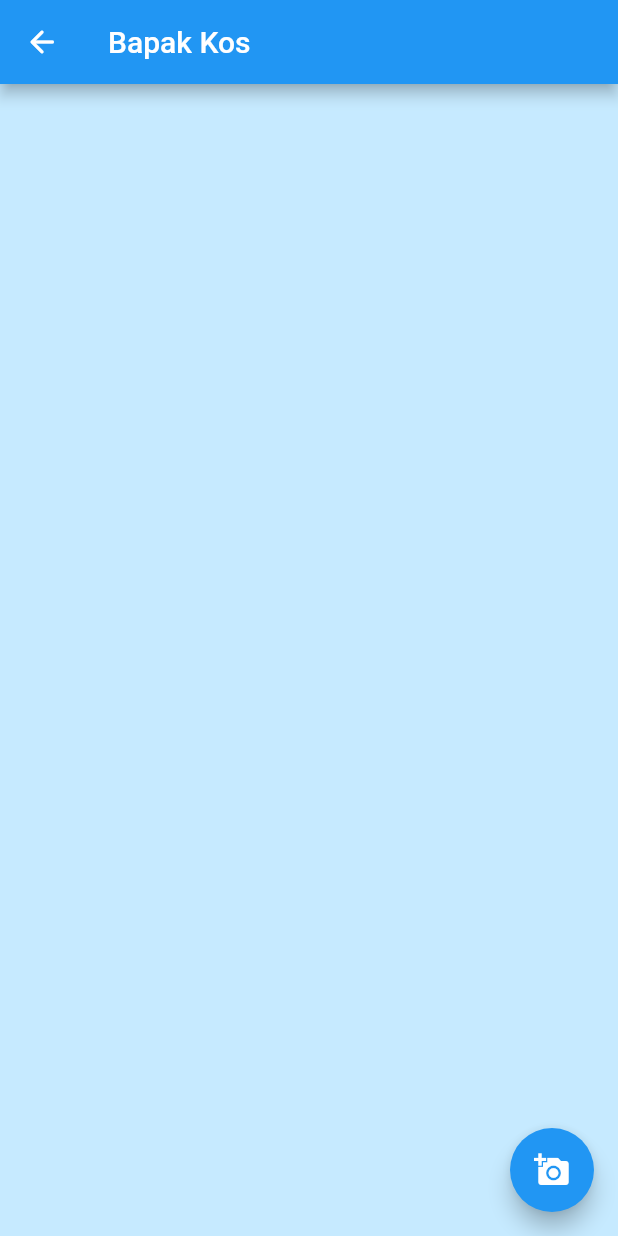
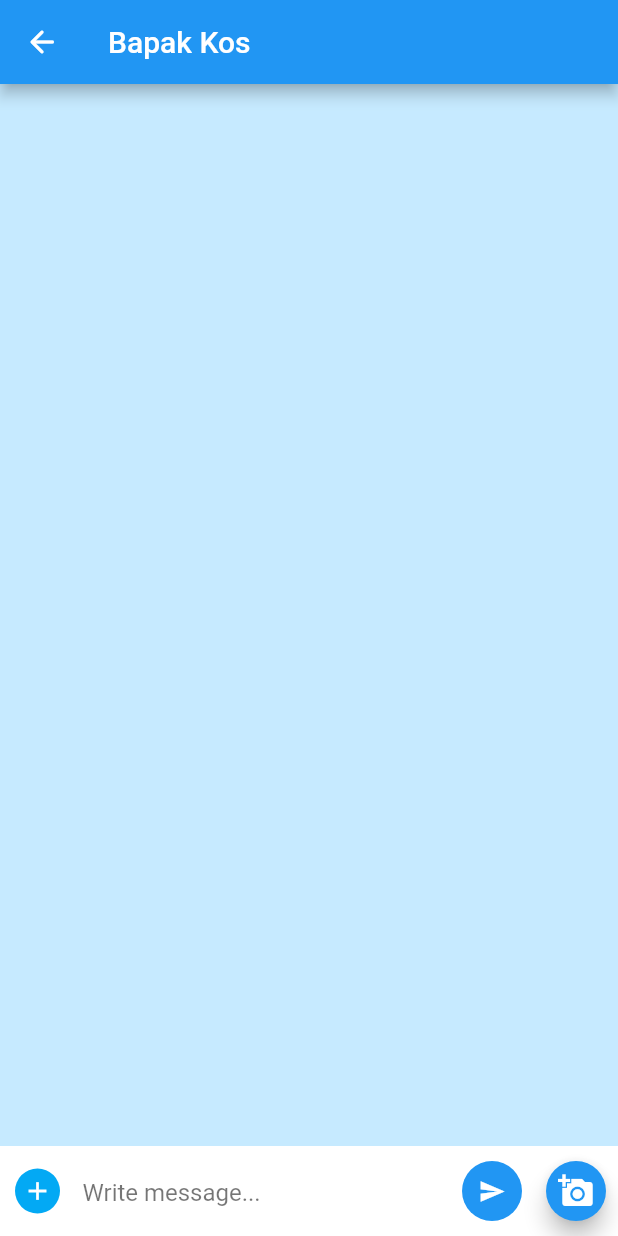
Before and after one commit to Armetal/KaptenKos, a Flutter app: the ChatView screen opened directly, on a phone screen of 412 x 824 dp. Run offline on Flutter 3.47's test engine with Material 2 defaults, Android fonts, the phone set to English and light mode, and no system bars; our stand-ins replace email_validator, google_maps_flutter, image_picker, location.

Commit message:
tambah chat bar

```diff
--- a/lib/chat_view.dart
+++ b/lib/chat_view.dart
@@ -2,7 +2,6 @@ import 'package:flutter/material.dart';
 import 'package:latihan1/camera.dart';
 import 'package:latihan1/menu_page.dart';
 
-//belum dipake
 class ChatView extends StatelessWidget {
   const ChatView({Key? key}) : super(key: key);
   @override
@@ -19,17 +18,75 @@ class ChatView extends StatelessWidget {
         ),
       ),
       backgroundColor: Color(0xffC6EAFF),
-      floatingActionButton: FloatingActionButton(
+      body: Stack(
+        children: <Widget>[
+          Align(
+            alignment: Alignment.bottomLeft,
+            child: Container(
+              padding: EdgeInsets.only(left: 10, bottom: 10, top: 10),
+              height: 60,
+              width: double.infinity,
+              color: Colors.white,
+              child: Row(
+                children: <Widget>[
+                  GestureDetector(
+                    onTap: () {},
+                    child: Container(
+                      height: 30,
+                      width: 30,
+                      decoration: BoxDecoration(
+                        color: Colors.lightBlue,
+                        borderRadius: BorderRadius.circular(30),
+                      ),
+                      child: Icon(
+                        Icons.add,
+                        color: Colors.white,
+                        size: 20,
+                      ),
+                    ),
+                  ),
+                  SizedBox(
+                    width: 15,
+                  ),
+                  const Expanded(
+                    child: TextField(
+                      decoration: InputDecoration(
+                          hintText: "Write message...",
+                          hintStyle: TextStyle(color: Colors.black54),
+                          border: InputBorder.none),
+                    ),
+                  ),
+                  SizedBox(
+                    width: 15,
+                  ),
+                  FloatingActionButton(
+                    onPressed: () {},
+                    child: Icon(
+                      Icons.send,
+                      color: Colors.white,
+                      size: 18,
+                    ),
+                    backgroundColor: Colors.blue,
+                    elevation: 0,
+                  ),
+                  FloatingActionButton(
                       child: const Icon(
                         Icons.add_a_photo,
                         color: Colors.white,
                       ),
                       backgroundColor: Colors.blue,
                       onPressed: () {
-            Navigator.push(context, MaterialPageRoute(builder: (context) {
+                        Navigator.push(context,
+                            MaterialPageRoute(builder: (context) {
                           return CameraWidget();
                         }));
-          }),
+                      })
+                ],
+              ),
+            ),
+          ),
+        ],
+      ),
     );
   }
 }
--- a/lib/google_maps.dart
+++ b/lib/google_maps.dart
@@ -25,7 +25,7 @@ class GMaps extends StatelessWidget {
           mapType: MapType.normal,
           // posisi camera dengan menentukan lokasi berdasar latitude dan longitude
           initialCameraPosition: CameraPosition(
-            target: LatLng(-8.591204, 116.116208),
+            target: LatLng(-8.184486, 113.668076),
             zoom: 14.4746,
           ),
         ),
```
Lines whose indentation alone changed are shown as unchanged.
